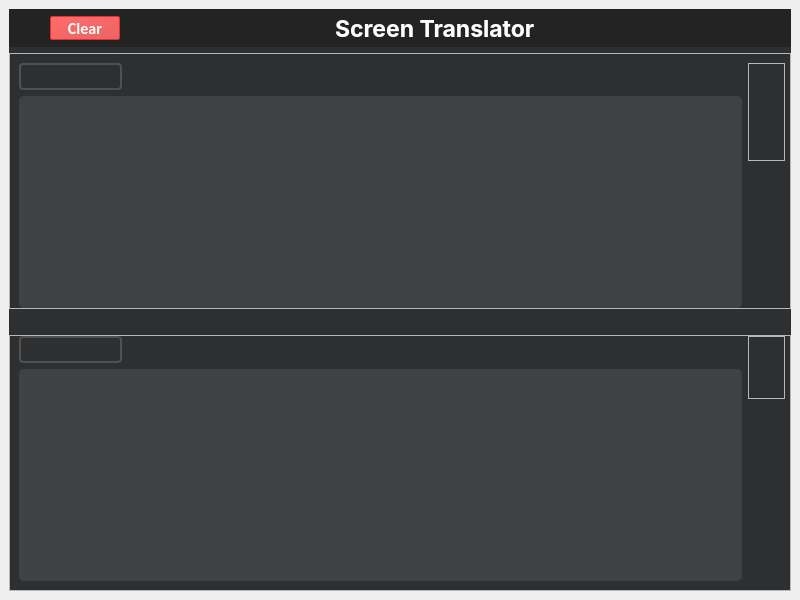
This is ui/mainwindow.ui in OlexandrNikolaiev/Screen-Translator as Qt 5 draws it before an edit. The edited form follows.
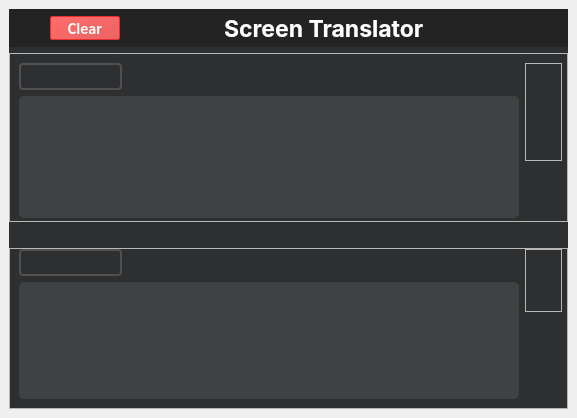
This is the edited form. Icons and pictures are not drawn. Custom widgets are drawn as their Qt base class.

Commit message: overlay buttons, translator

Diff of the .ui file:
```diff
--- a/ui/mainwindow.ui
+++ b/ui/mainwindow.ui
@@ -6,8 +6,8 @@
    <rect>
     <x>0</x>
     <y>0</y>
-    <width>800</width>
-    <height>600</height>
+    <width>577</width>
+    <height>418</height>
    </rect>
   </property>
   <property name="windowTitle">
@@ -34,8 +34,8 @@
      <widget class="QFrame" name="shadowFrame">
       <property name="styleSheet">
        <string notr="true">#shadowFrame {
-	background-color: rgb(46,47,48);
-	border: none;
+  background-color: rgb(46,47,48);
+  border: none;
 }
 
 QTextEdit {
@@ -71,6 +71,38 @@
     height: 12px;
 }
 
+QScrollBar:vertical, QScrollBar:horizontal {
+    border: none;
+    background-color: rgb(90,90,90);
+    width: 12px;
+
+    margin: 2px;
+    border-radius: 4px;
+}
+
+QScrollBar::handle:vertical, QScrollBar::handle:horizontal {
+    background: rgba(160, 160, 160, 180);  
+    min-height: 20px;
+    min-width: 20px;
+    border-radius: 4px;
+}
+
+QScrollBar::handle:vertical:hover, QScrollBar::handle:horizontal:hover {
+    background: rgba(200, 200, 200, 200);  
+}
+
+QScrollBar::add-line:vertical, QScrollBar::sub-line:vertical,
+QScrollBar::add-line:horizontal, QScrollBar::sub-line:horizontal {
+    height: 0;
+    width: 0;
+    border: none;
+    background: none;
+}
+
+QScrollBar::add-page:vertical, QScrollBar::sub-page:vertical,
+QScrollBar::add-page:horizontal, QScrollBar::sub-page:horizontal {
+    background: none;
+}
 
 </string>
       </property>
@@ -412,7 +444,7 @@
            <number>5</number>
           </property>
           <property name="bottomMargin">
-           <number>0</number>
+           <number>3</number>
           </property>
           <item row="0" column="3" rowspan="2">
            <widget class="QFrame" name="frame">
@@ -472,17 +504,23 @@
                 <cursorShape>PointingHandCursor</cursorShape>
                </property>
                <property name="styleSheet">
-                <string notr="true">QPushButton
-{
-	border:none;
-	image: url(:/icons/resources/icons/copy.png);
+                <string notr="true">QPushButton {
+    border: none;
+    image: url(:/icons/resources/icons/copy.png);
 }
-QPushButton:hover
-{
-	border-radius: 3px;
-	background-color: rgb(60,60,60);
-	border:none;
-	image: url(:/icons/resources/icons/copy.png);
+
+QPushButton:hover {
+    border-radius: 3px;
+    background-color: rgb(60, 60, 60);
+    border: none;
+    image: url(:/icons/resources/icons/copy.png);
+}
+
+QPushButton:pressed {
+    border-radius: 3px;
+    background-color: rgb(90, 90, 90); 
+    border: none;
+    image: url(:/icons/resources/icons/copy.png);
 }
 </string>
                </property>
@@ -521,7 +559,12 @@
 	border:none;
 	image: url(:/icons/resources/icons/translate.png);
 }
-</string>
+QPushButton:pressed {
+    border-radius: 3px;
+    background-color: rgb(90, 90, 90); 
+    border: none;
+    image: url(:/icons/resources/icons/translate.png);
+}</string>
                </property>
                <property name="text">
                 <string/>
@@ -723,17 +766,23 @@
                 <cursorShape>PointingHandCursor</cursorShape>
                </property>
                <property name="styleSheet">
-                <string notr="true">QPushButton
-{
-	border:none;
-	image: url(:/icons/resources/icons/copy.png);
+                <string notr="true">QPushButton {
+    border: none;
+    image: url(:/icons/resources/icons/copy.png);
 }
-QPushButton:hover
-{
-	border-radius: 3px;
-	background-color: rgb(60,60,60);
-	border:none;
-	image: url(:/icons/resources/icons/copy.png);
+
+QPushButton:hover {
+    border-radius: 3px;
+    background-color: rgb(60, 60, 60);
+    border: none;
+    image: url(:/icons/resources/icons/copy.png);
+}
+
+QPushButton:pressed {
+    border-radius: 3px;
+    background-color: rgb(90, 90, 90); 
+    border: none;
+    image: url(:/icons/resources/icons/copy.png);
 }
 </string>
                </property>
@@ -767,7 +816,7 @@
             <property name="sizeHint" stdset="0">
              <size>
               <width>20</width>
-              <height>167</height>
+              <height>132</height>
              </size>
             </property>
            </spacer>
```
The commit also changes 14 other files.
